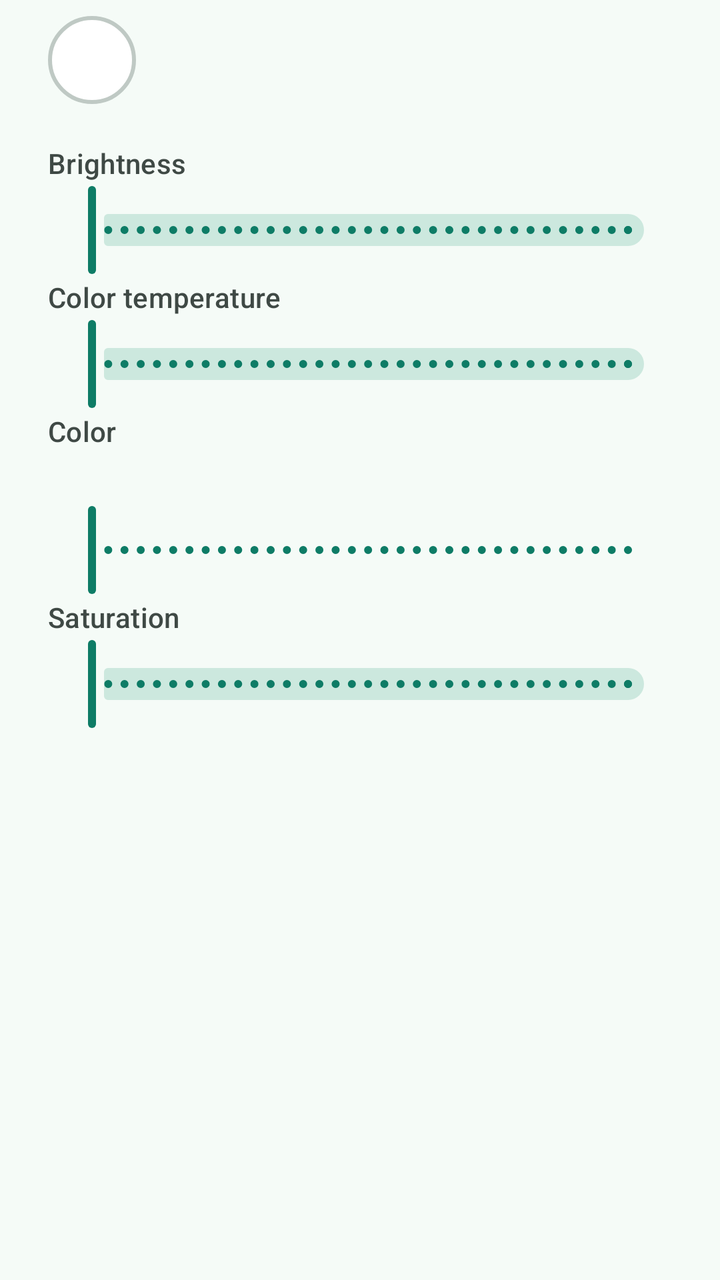
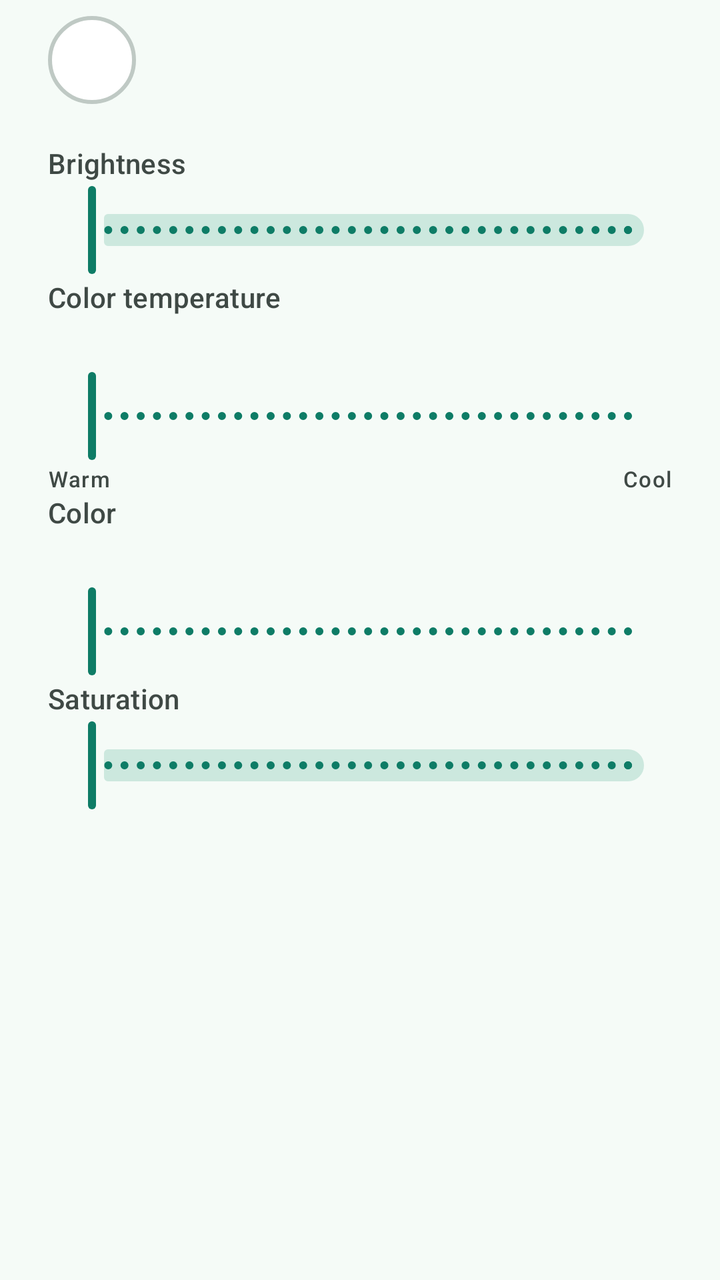

Before-and-after screenshots of an Android layout around one commit, followed by the original layout XML and the change that was made.
<!-- AndroidManifest.xml: another module's application theme Theme.Home -->
<!-- res/layout/sheet_light.xml -->
<?xml version="1.0" encoding="utf-8"?>
<LinearLayout xmlns:android="http://schemas.android.com/apk/res/android"
    xmlns:app="http://schemas.android.com/apk/res-auto"
    android:layout_width="match_parent"
    android:layout_height="wrap_content"
    android:orientation="vertical"
    android:paddingStart="24dp"
    android:paddingTop="8dp"
    android:paddingEnd="24dp"
    android:paddingBottom="32dp">

    <LinearLayout
        android:layout_width="match_parent"
        android:layout_height="wrap_content"
        android:gravity="center_vertical"
        android:orientation="horizontal">

        <View
            android:id="@+id/light_preview"
            android:layout_width="44dp"
            android:layout_height="44dp"
            android:background="@drawable/control_bg_swatch" />

        <TextView
            android:id="@+id/light_title"
            android:layout_width="0dp"
            android:layout_height="wrap_content"
            android:layout_marginStart="16dp"
            android:layout_weight="1"
            android:ellipsize="end"
            android:maxLines="2"
            android:textAppearance="?attr/textAppearanceTitleLarge"
            android:textColor="?attr/colorOnSurface" />
    </LinearLayout>

    <LinearLayout
        android:id="@+id/light_brightness_group"
        android:layout_width="match_parent"
        android:layout_height="wrap_content"
        android:layout_marginTop="20dp"
        android:orientation="vertical">

        <LinearLayout
            android:layout_width="match_parent"
            android:layout_height="wrap_content"
            android:orientation="horizontal">

            <TextView
                android:layout_width="0dp"
                android:layout_height="wrap_content"
                android:layout_weight="1"
                android:text="@string/control_light_brightness"
                android:textAppearance="?attr/textAppearanceLabelLarge"
                android:textColor="?attr/colorOnSurfaceVariant" />

            <TextView
                android:id="@+id/light_brightness_value"
                android:layout_width="wrap_content"
                android:layout_height="wrap_content"
                android:textAppearance="?attr/textAppearanceLabelLarge"
                android:textColor="?attr/colorPrimary" />
        </LinearLayout>

        <com.google.android.material.slider.Slider
            android:id="@+id/light_brightness"
            android:layout_width="match_parent"
            android:layout_height="wrap_content"
            android:contentDescription="@string/control_light_brightness"
            android:stepSize="1"
            android:valueFrom="1"
            android:valueTo="100" />
    </LinearLayout>

    <LinearLayout
        android:id="@+id/light_temp_group"
        android:layout_width="match_parent"
        android:layout_height="wrap_content"
        android:orientation="vertical">

        <LinearLayout
            android:layout_width="match_parent"
            android:layout_height="wrap_content"
            android:orientation="horizontal">

            <TextView
                android:layout_width="0dp"
                android:layout_height="wrap_content"
                android:layout_weight="1"
                android:text="@string/control_light_temperature"
                android:textAppearance="?attr/textAppearanceLabelLarge"
                android:textColor="?attr/colorOnSurfaceVariant" />

            <TextView
                android:id="@+id/light_temp_value"
                android:layout_width="wrap_content"
                android:layout_height="wrap_content"
                android:textAppearance="?attr/textAppearanceLabelLarge"
                android:textColor="?attr/colorPrimary" />
        </LinearLayout>

        <com.google.android.material.slider.Slider
            android:id="@+id/light_temp"
            android:layout_width="match_parent"
            android:layout_height="wrap_content"
            android:contentDescription="@string/control_light_temperature"
            android:stepSize="50"
            android:valueFrom="2000"
            android:valueTo="6500" />
    </LinearLayout>

    <LinearLayout
        android:id="@+id/light_color_group"
        android:layout_width="match_parent"
        android:layout_height="wrap_content"
        android:orientation="vertical">

        <TextView
            android:layout_width="match_parent"
            android:layout_height="wrap_content"
            android:text="@string/control_light_color"
            android:textAppearance="?attr/textAppearanceLabelLarge"
            android:textColor="?attr/colorOnSurfaceVariant" />

        <View
            android:id="@+id/light_hue_bar"
            android:layout_width="match_parent"
            android:layout_height="14dp"
            android:layout_marginTop="12dp"
            android:layout_marginStart="10dp"
            android:layout_marginEnd="10dp" />

        <com.google.android.material.slider.Slider
            android:id="@+id/light_hue"
            android:layout_width="match_parent"
            android:layout_height="wrap_content"
            android:contentDescription="@string/control_light_hue"
            android:stepSize="1"
            android:valueFrom="0"
            android:valueTo="360"
            app:trackColorActive="@android:color/transparent"
            app:trackColorInactive="@android:color/transparent" />

        <LinearLayout
            android:layout_width="match_parent"
            android:layout_height="wrap_content"
            android:orientation="horizontal">

            <TextView
                android:layout_width="0dp"
                android:layout_height="wrap_content"
                android:layout_weight="1"
                android:text="@string/control_light_saturation"
                android:textAppearance="?attr/textAppearanceLabelLarge"
                android:textColor="?attr/colorOnSurfaceVariant" />

            <TextView
                android:id="@+id/light_saturation_value"
                android:layout_width="wrap_content"
                android:layout_height="wrap_content"
                android:textAppearance="?attr/textAppearanceLabelLarge"
                android:textColor="?attr/colorPrimary" />
        </LinearLayout>

        <com.google.android.material.slider.Slider
            android:id="@+id/light_saturation"
            android:layout_width="match_parent"
            android:layout_height="wrap_content"
            android:contentDescription="@string/control_light_saturation"
            android:stepSize="1"
            android:valueFrom="0"
            android:valueTo="100" />
    </LinearLayout>
</LinearLayout>
<!-- resources referenced by this layout -->
<resources>
  <!-- drawable control_bg_swatch (drawable) -->
  <?xml version="1.0" encoding="utf-8"?>
  <shape xmlns:android="http://schemas.android.com/apk/res/android" android:shape="oval">
      <solid android:color="#FFFFFFFF" />
      <stroke android:width="2dp" android:color="?attr/colorOutlineVariant" />
  </shape>
  <string name="control_light_brightness">Brightness</string>
  <string name="control_light_color">Color</string>
  <string name="control_light_hue">Hue</string>
  <string name="control_light_saturation">Saturation</string>
  <string name="control_light_temperature">Color temperature</string>
  <color name="home_primary">#0E7C66</color>
  <color name="home_on_primary">#FFFFFF</color>
  <color name="home_primary_container">#BDF2E0</color>
  <color name="home_on_primary_container">#00201A</color>
  <color name="home_secondary">#4A635B</color>
  <color name="home_on_secondary">#FFFFFF</color>
  <color name="home_secondary_container">#CCE8DE</color>
  <color name="home_on_secondary_container">#05201A</color>
  <color name="home_tertiary">#8A5100</color>
  <color name="home_on_tertiary">#FFFFFF</color>
  <color name="home_tertiary_container">#FFDDB6</color>
  <color name="home_on_tertiary_container">#2C1600</color>
  <color name="home_error">#BA1A1A</color>
  <color name="home_surface">#F5FBF7</color>
  <color name="home_on_surface">#171D1A</color>
  <color name="home_on_surface_variant">#3F4945</color>
  <color name="home_surface_container_low">#EFF5F1</color>
  <color name="home_surface_container">#E9F0EC</color>
  <color name="home_surface_container_high">#E3EAE6</color>
  <color name="home_surface_container_highest">#DDE4E0</color>
  <color name="home_outline">#6F7975</color>
  <color name="home_outline_variant">#BFC9C4</color>
  <style name="ShapeAppearance.Home.Small" parent="ShapeAppearance.Material3.SmallComponent">
          <item name="cornerFamily">rounded</item>
          <item name="cornerSize">14dp</item>
      </style>
  <style name="ShapeAppearance.Home.Medium" parent="ShapeAppearance.Material3.MediumComponent">
          <item name="cornerFamily">rounded</item>
          <item name="cornerSize">22dp</item>
      </style>
  <style name="ShapeAppearance.Home.Large" parent="ShapeAppearance.Material3.LargeComponent">
          <item name="cornerFamily">rounded</item>
          <item name="cornerSize">28dp</item>
      </style>
  <!-- unchanged entries left out for length: 1 -->
</resources>

<!-- the commit's change to res/layout/sheet_light.xml (unified diff, before → after) -->
@@ -98,6 +98,14 @@
                 android:textColor="?attr/colorPrimary" />
         </LinearLayout>
 
+        <View
+            android:id="@+id/light_temp_bar"
+            android:layout_width="match_parent"
+            android:layout_height="14dp"
+            android:layout_marginStart="10dp"
+            android:layout_marginTop="12dp"
+            android:layout_marginEnd="10dp" />
+
         <com.google.android.material.slider.Slider
             android:id="@+id/light_temp"
             android:layout_width="match_parent"
@@ -105,7 +113,30 @@
             android:contentDescription="@string/control_light_temperature"
             android:stepSize="50"
             android:valueFrom="2000"
-            android:valueTo="6500" />
+            android:valueTo="6500"
+            app:trackColorActive="@android:color/transparent"
+            app:trackColorInactive="@android:color/transparent" />
+
+        <LinearLayout
+            android:layout_width="match_parent"
+            android:layout_height="wrap_content"
+            android:orientation="horizontal">
+
+            <TextView
+                android:layout_width="0dp"
+                android:layout_height="wrap_content"
+                android:layout_weight="1"
+                android:text="@string/control_light_warm"
+                android:textAppearance="?attr/textAppearanceLabelSmall"
+                android:textColor="?attr/colorOnSurfaceVariant" />
+
+            <TextView
+                android:layout_width="wrap_content"
+                android:layout_height="wrap_content"
+                android:text="@string/control_light_cool"
+                android:textAppearance="?attr/textAppearanceLabelSmall"
+                android:textColor="?attr/colorOnSurfaceVariant" />
+        </LinearLayout>
     </LinearLayout>
 
     <LinearLayout
<!-- resource entries referenced after the edit -->
@@ -8,9 +8,11 @@
   </shape>
   <string name="control_light_brightness">Brightness</string>
   <string name="control_light_color">Color</string>
+  <string name="control_light_cool">Cool</string>
   <string name="control_light_hue">Hue</string>
   <string name="control_light_saturation">Saturation</string>
   <string name="control_light_temperature">Color temperature</string>
+  <string name="control_light_warm">Warm</string>
   <color name="home_primary">#0E7C66</color>
   <color name="home_on_primary">#FFFFFF</color>
   <color name="home_primary_container">#BDF2E0</color>
